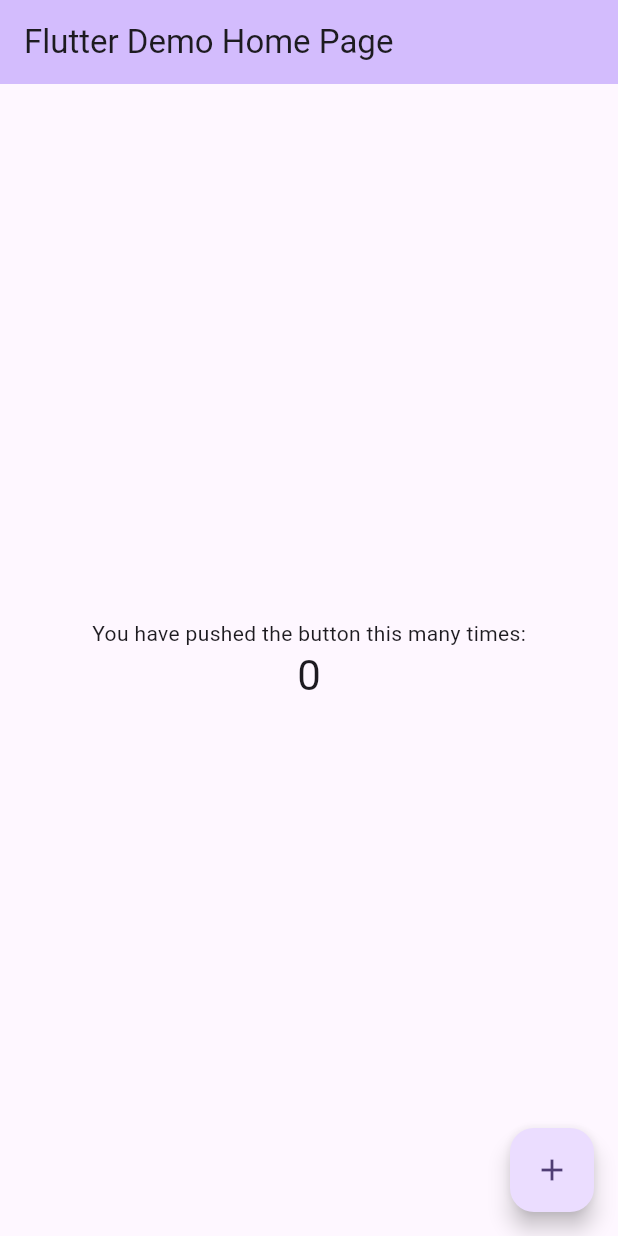
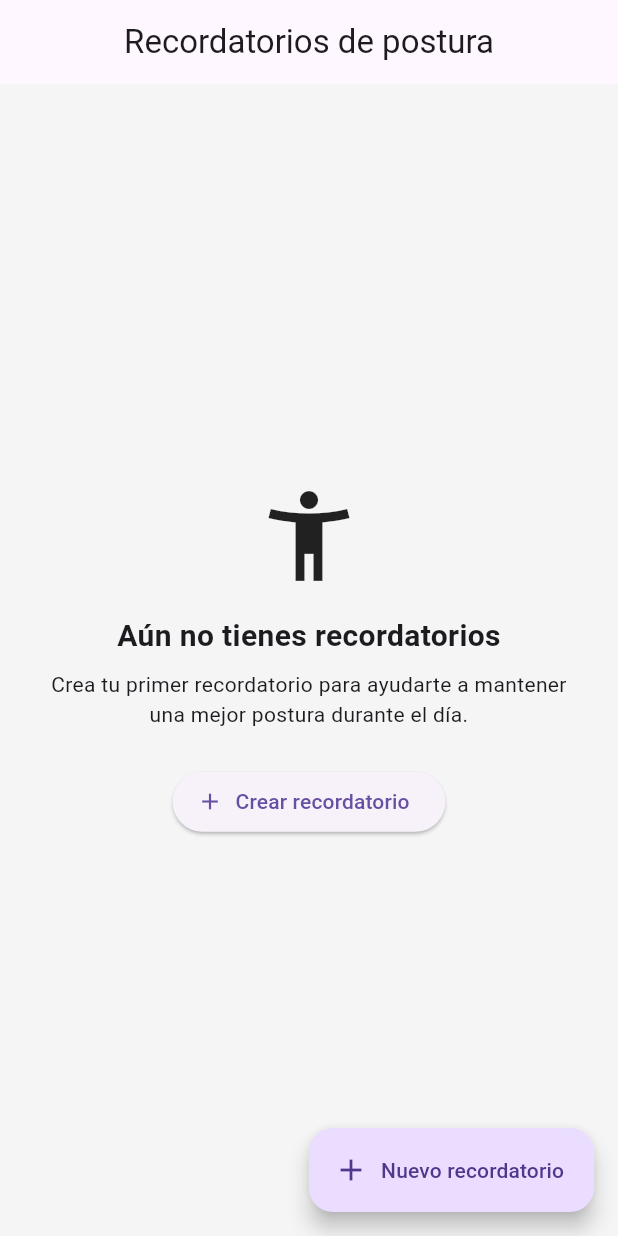
Before and after one commit to tomaXx28/recordatorio_postura, a Flutter app: the screen it shows after launch, on a phone screen of 412 x 824 dp. Run offline on Flutter 3.47's test engine with Material 3 defaults, Android fonts, the light colour scheme and no system bars.

Commit message:
modelo recordatorio y controlador con provider

```diff
--- /dev/null
+++ b/lib/app.dart
@@ -0,0 +1,25 @@
+import 'package:flutter/material.dart';
+import 'package:provider/provider.dart';
+import 'package:recordatorios_postura/screens/home_scren.dart';
+import 'state/reminder_controller.dart';
+
+class PostureRemindersApp extends StatelessWidget {
+  const PostureRemindersApp({super.key});
+
+  @override
+  Widget build(BuildContext context) {
+    return ChangeNotifierProvider(
+      create: (_) => ReminderController(),
+      child: MaterialApp(
+        title: 'Recordatorios de postura',
+        debugShowCheckedModeBanner: false,
+        theme: ThemeData(
+          primarySwatch: Colors.blue,
+          scaffoldBackgroundColor: Colors.grey[100],
+          useMaterial3: true,
+        ),
+        home: const HomeScreen(),
+      ),
+    );
+  }
+}
--- a/lib/main.dart
+++ b/lib/main.dart
@@ -1,122 +1,7 @@
 import 'package:flutter/material.dart';
+import 'app.dart';
 
 void main() {
-  runApp(const MyApp());
+  WidgetsFlutterBinding.ensureInitialized();
+  runApp(const PostureRemindersApp());
 }
-
-class MyApp extends StatelessWidget {
-  const MyApp({super.key});
-
-  // This widget is the root of your application.
-  @override
-  Widget build(BuildContext context) {
-    return MaterialApp(
-      title: 'Flutter Demo',
-      theme: ThemeData(
-        // This is the theme of your application.
-        //
-        // TRY THIS: Try running your application with "flutter run". You'll see
-        // the application has a purple toolbar. Then, without quitting the app,
-        // try changing the seedColor in the colorScheme below to Colors.green
-        // and then invoke "hot reload" (save your changes or press the "hot
-        // reload" button in a Flutter-supported IDE, or press "r" if you used
-        // the command line to start the app).
-        //
-        // Notice that the counter didn't reset back to zero; the application
-        // state is not lost during the reload. To reset the state, use hot
-        // restart instead.
-        //
-        // This works for code too, not just values: Most code changes can be
-        // tested with just a hot reload.
-        colorScheme: ColorScheme.fromSeed(seedColor: Colors.deepPurple),
-      ),
-      home: const MyHomePage(title: 'Flutter Demo Home Page'),
-    );
-  }
-}
-
-class MyHomePage extends StatefulWidget {
-  const MyHomePage({super.key, required this.title});
-
-  // This widget is the home page of your application. It is stateful, meaning
-  // that it has a State object (defined below) that contains fields that affect
-  // how it looks.
-
-  // This class is the configuration for the state. It holds the values (in this
-  // case the title) provided by the parent (in this case the App widget) and
-  // used by the build method of the State. Fields in a Widget subclass are
-  // always marked "final".
-
-  final String title;
-
-  @override
-  State<MyHomePage> createState() => _MyHomePageState();
-}
-
-class _MyHomePageState extends State<MyHomePage> {
-  int _counter = 0;
-
-  void _incrementCounter() {
-    setState(() {
-      // This call to setState tells the Flutter framework that something has
-      // changed in this State, which causes it to rerun the build method below
-      // so that the display can reflect the updated values. If we changed
-      // _counter without calling setState(), then the build method would not be
-      // called again, and so nothing would appear to happen.
-      _counter++;
-    });
-  }
-
-  @override
-  Widget build(BuildContext context) {
-    // This method is rerun every time setState is called, for instance as done
-    // by the _incrementCounter method above.
-    //
-    // The Flutter framework has been optimized to make rerunning build methods
-    // fast, so that you can just rebuild anything that needs updating rather
-    // than having to individually change instances of widgets.
-    return Scaffold(
-      appBar: AppBar(
-        // TRY THIS: Try changing the color here to a specific color (to
-        // Colors.amber, perhaps?) and trigger a hot reload to see the AppBar
-        // change color while the other colors stay the same.
-        backgroundColor: Theme.of(context).colorScheme.inversePrimary,
-        // Here we take the value from the MyHomePage object that was created by
-        // the App.build method, and use it to set our appbar title.
-        title: Text(widget.title),
-      ),
-      body: Center(
-        // Center is a layout widget. It takes a single child and positions it
-        // in the middle of the parent.
-        child: Column(
-          // Column is also a layout widget. It takes a list of children and
-          // arranges them vertically. By default, it sizes itself to fit its
-          // children horizontally, and tries to be as tall as its parent.
-          //
-          // Column has various properties to control how it sizes itself and
-          // how it positions its children. Here we use mainAxisAlignment to
-          // center the children vertically; the main axis here is the vertical
-          // axis because Columns are vertical (the cross axis would be
-          // horizontal).
-          //
-          // TRY THIS: Invoke "debug painting" (choose the "Toggle Debug Paint"
-          // action in the IDE, or press "p" in the console), to see the
-          // wireframe for each widget.
-          mainAxisAlignment: MainAxisAlignment.center,
-          children: <Widget>[
-            const Text('You have pushed the button this many times:'),
-            Text(
-              '$_counter',
-              style: Theme.of(context).textTheme.headlineMedium,
-            ),
-          ],
-        ),
-      ),
-      floatingActionButton: FloatingActionButton(
-        onPressed: _incrementCounter,
-        tooltip: 'Increment',
-        child: const Icon(Icons.add),
-      ), // This trailing comma makes auto-formatting nicer for build methods.
-    );
-  }
-}
--- /dev/null
+++ b/lib/models/reminder.dart
@@ -0,0 +1,45 @@
+import 'package:flutter/foundation.dart';
+
+enum ReminderStatus {
+  pending,
+  completed,
+  skipped,
+  postponed,
+}
+
+class Reminder {
+  final String id;
+  String title;
+  String description;
+  DateTime dateTime;
+  ReminderStatus status;
+
+  Reminder({
+    required this.id,
+    required this.title,
+    required this.description,
+    required this.dateTime,
+    this.status = ReminderStatus.pending,
+  });
+
+  // Conversión a JSON para guardar más adelante en SharedPreferences
+  Map<String, dynamic> toJson() {
+    return {
+      'id': id,
+      'title': title,
+      'description': description,
+      'dateTime': dateTime.toIso8601String(),
+      'status': status.index,
+    };
+  }
+
+  factory Reminder.fromJson(Map<String, dynamic> json) {
+    return Reminder(
+      id: json['id'],
+      title: json['title'],
+      description: json['description'],
+      dateTime: DateTime.parse(json['dateTime']),
+      status: ReminderStatus.values[json['status']],
+    );
+  }
+}
--- /dev/null
+++ b/lib/screens/home_scren.dart
@@ -0,0 +1,143 @@
+import 'package:flutter/material.dart';
+import 'package:provider/provider.dart';
+
+import '../state/reminder_controller.dart';
+import '../models/reminder.dart';
+
+class HomeScreen extends StatelessWidget {
+  const HomeScreen({super.key});
+
+  @override
+  Widget build(BuildContext context) {
+    return Scaffold(
+      appBar: AppBar(
+        title: const Text('Recordatorios de postura'),
+        centerTitle: true,
+      ),
+
+      body: Consumer<ReminderController>(
+        builder: (context, controller, _) {
+          final reminders = controller.reminders;
+
+          if (reminders.isEmpty) {
+            return const _EmptyState();
+          }
+
+          return ListView.separated(
+            padding: const EdgeInsets.all(16),
+            itemCount: reminders.length,
+            separatorBuilder: (_, __) => const SizedBox(height: 12),
+            itemBuilder: (context, index) {
+              final reminder = reminders[index];
+              return _ReminderTile(reminder: reminder);
+            },
+          );
+        },
+      ),
+
+      floatingActionButton: FloatingActionButton.extended(
+        onPressed: () {
+          // En el siguiente paso abriremos aquí la pantalla para crear recordatorios
+        },
+        label: const Text('Nuevo recordatorio'),
+        icon: const Icon(Icons.add),
+      ),
+    );
+  }
+}
+
+class _ReminderTile extends StatelessWidget {
+  final Reminder reminder;
+
+  const _ReminderTile({required this.reminder});
+
+  @override
+  Widget build(BuildContext context) {
+    return Container(
+      padding: const EdgeInsets.all(16),
+      decoration: BoxDecoration(
+        color: Colors.white,
+        borderRadius: BorderRadius.circular(12),
+        boxShadow: const [
+          BoxShadow(
+            color: Colors.black12,
+            blurRadius: 6,
+            offset: Offset(0, 3),
+          )
+        ],
+      ),
+      child: Column(
+        crossAxisAlignment: CrossAxisAlignment.start,
+        children: [
+          Text(
+            reminder.title,
+            style: const TextStyle(
+              fontSize: 18,
+              fontWeight: FontWeight.bold,
+            ),
+          ),
+          const SizedBox(height: 4),
+          Text(
+            reminder.description,
+            style: const TextStyle(fontSize: 14),
+          ),
+          const SizedBox(height: 8),
+          Text(
+            '${reminder.dateTime}',
+            style: TextStyle(
+              color: Colors.grey[700],
+              fontSize: 13,
+            ),
+          ),
+        ],
+      ),
+    );
+  }
+}
+
+class _EmptyState extends StatelessWidget {
+  const _EmptyState();
+
+  @override
+  Widget build(BuildContext context) {
+    return Center(
+      child: Padding(
+        padding: const EdgeInsets.symmetric(horizontal: 32.0),
+        child: Column(
+          mainAxisSize: MainAxisSize.min,
+          children: [
+            const Icon(
+              Icons.accessibility_new,
+              size: 72,
+            ),
+            const SizedBox(height: 16),
+            const Text(
+              'Aún no tienes recordatorios',
+              style: TextStyle(
+                fontSize: 20,
+                fontWeight: FontWeight.w600,
+              ),
+              textAlign: TextAlign.center,
+            ),
+            const SizedBox(height: 8),
+            const Text(
+              'Crea tu primer recordatorio para ayudarte a mantener una mejor postura durante el día.',
+              style: TextStyle(
+                fontSize: 14,
+              ),
+              textAlign: TextAlign.center,
+            ),
+            const SizedBox(height: 24),
+            ElevatedButton.icon(
+              onPressed: () {
+                // Luego abrirá la pantalla de nuevo recordatorio.
+              },
+              icon: const Icon(Icons.add),
+              label: const Text('Crear recordatorio'),
+            ),
+          ],
+        ),
+      ),
+    );
+  }
+}
```
Also changed, not shown: lib/state/reminder_controller.dart (added, +26 -0 lines).
